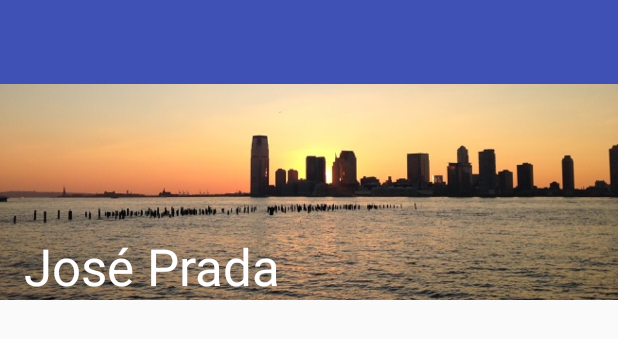
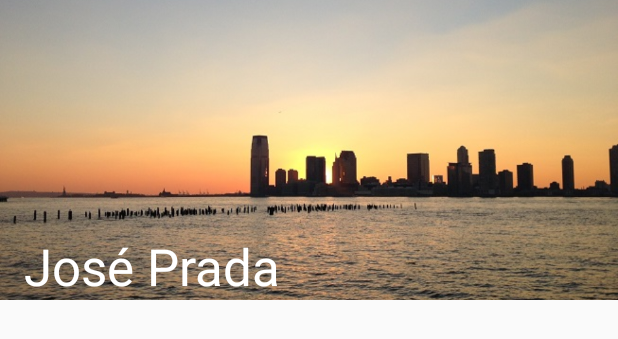
Before and after one commit to jjprada/MyContacts, an Android app: the layout activity_contact_view.xml on its own in the app's theme, with its tools: preview values and no code run, on a phone screen of 412 x 824 dp. Shown: the top 339 px of the screen. Run offline under Robolectric (Android 15) with nearby library versions, the phone set to English and light mode, and no system bars.

```diff
--- a/app/src/main/res/layout/activity_contact_view.xml
+++ b/app/src/main/res/layout/activity_contact_view.xml
@@ -1,7 +1,9 @@
-<RelativeLayout xmlns:android="http://schemas.android.com/apk/res/android"
+<LinearLayout xmlns:android="http://schemas.android.com/apk/res/android"
                 xmlns:tools="http://schemas.android.com/tools"
+                xmlns:app="http://schemas.android.com/apk/res-auto"
                 android:layout_width="match_parent"
                 android:layout_height="match_parent"
+                android:orientation="vertical"
                 tools:context="com.jjprada.mycontacts.ContactViewActivity">
 
     <RelativeLayout
@@ -25,12 +27,24 @@
                 android:textAppearance="@style/TextAppearance.AppCompat.Display1"
                 android:textColor="@android:color/white"
                 android:text="José Prada"/>
+
+            <android.support.v7.widget.Toolbar
+                android:id="@+id/contact_view_toolbar"
+                android:fitsSystemWindows="true"
+                app:theme="@style/ThemeOverlay.AppCompat.Dark.ActionBar"
+                app:popupTheme="@style/ThemeOverlay.AppCompat.Light"
+                android:layout_width="match_parent"
+                android:layout_height="wrap_content"
+                android:minHeight="?attr/actionBarSize"/>
     </RelativeLayout>
 
-    <android.support.v7.widget.Toolbar
-        android:id="@+id/contact_view_toolbar"
-        android:background="@color/primary"
+    <ListView
+        android:id="@+id/contact_view_fields"
+        android:layout_weight="100"
         android:layout_width="match_parent"
-        android:layout_height="56dp"></android.support.v7.widget.Toolbar>
+        android:layout_height="0dp"></ListView>
 
-</RelativeLayout>
+
+
+
+</LinearLayout>
--- a/app/src/main/res/values/strings.xml
+++ b/app/src/main/res/values/strings.xml
@@ -4,4 +4,5 @@
     <string name="hello_world">Hello world!</string>
     <string name="action_settings">Settings</string>
     <string name="title_activity_contact_view">ContactViewActivity</string>
+    <string name="edit_contact">Edit</string>
 </resources>
```
Also changed, not shown: app/src/main/java/com/jjprada/mycontacts/Contact.java (+19 -0 lines), app/src/main/java/com/jjprada/mycontacts/ContactViewActivity.java (+54 -1 lines), app/src/main/res/menu/menu_contact_view.xml (+5 -4 lines), app/src/main/res/drawable-hdpi/ic_edit.png (added), app/src/main/res/drawable-mdpi/ic_edit.png (added), app/src/main/res/drawable-xhdpi/ic_edit.png (added), app/src/main/res/drawable-xxhdpi/ic_edit.png (added), 4 other files.
